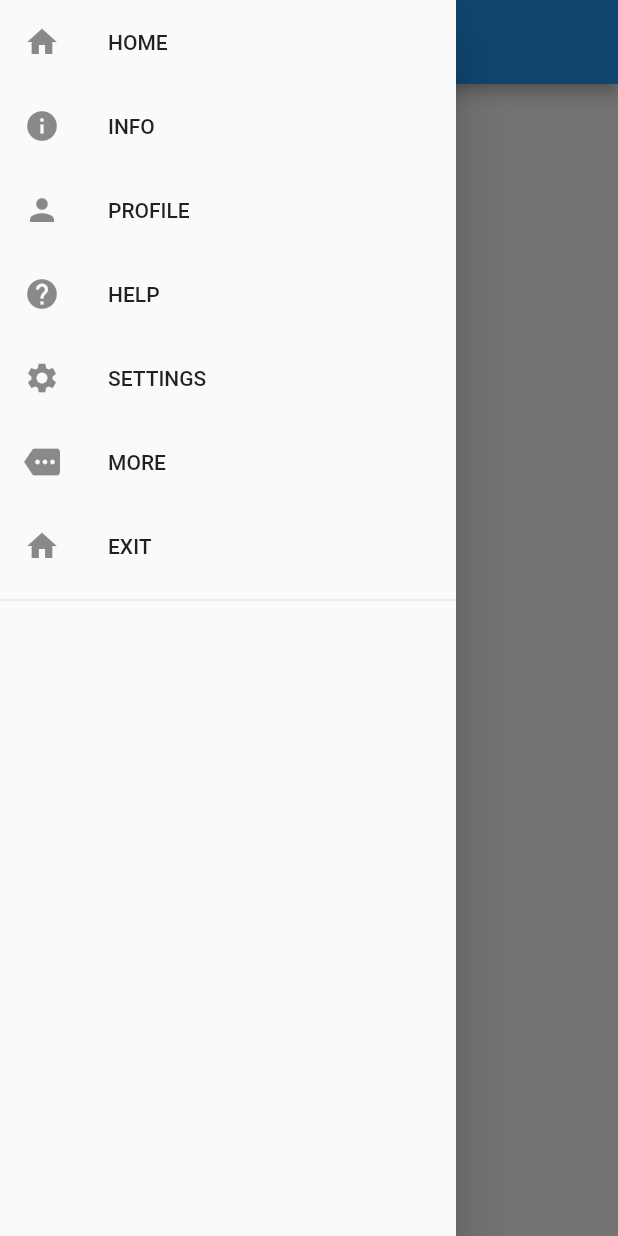
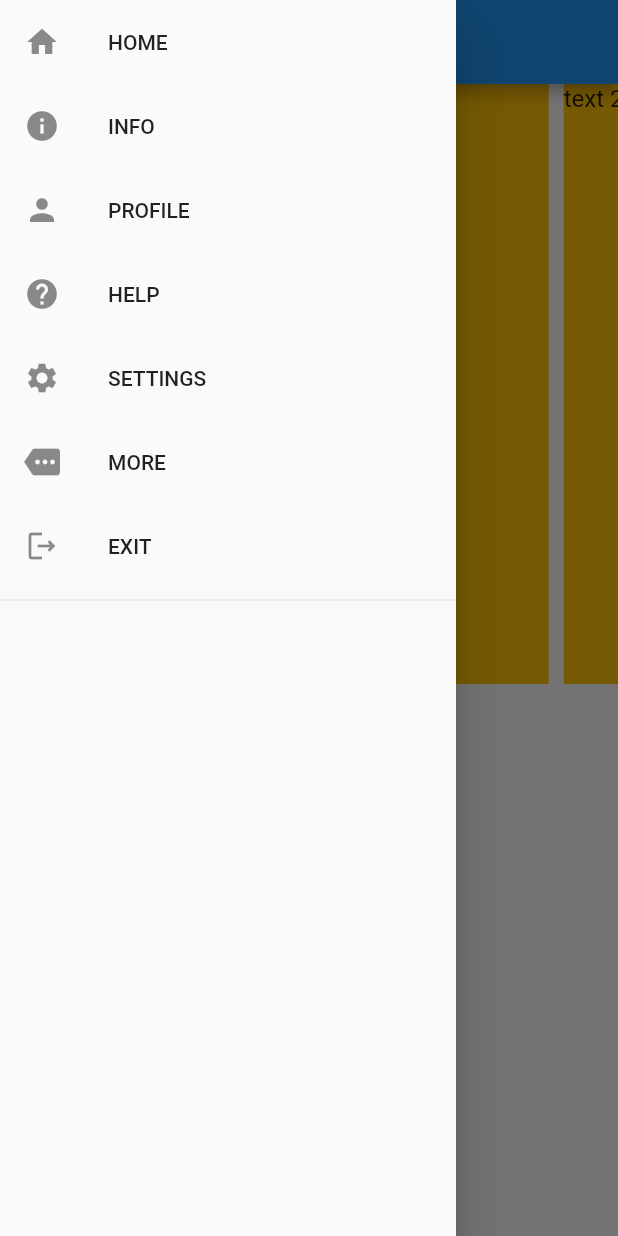
Before and after one commit to Nirajan1/Ecommerce, a Flutter app: the MyHomeView screen opened directly, with the side drawer open, on a phone screen of 412 x 824 dp. Run offline on Flutter 3.47's test engine with Material 2 defaults, Android fonts, the phone set to English and light mode, and no system bars; drawn by our look-alikes of carousel_slider; our stand-ins replace get, lottie.

Commit message:
login page modified

```diff
--- a/lib/view/home.dart
+++ b/lib/view/home.dart
@@ -1,5 +1,6 @@
 import 'package:ecommerce/widget/customedrawe.dart';
 import 'package:flutter/material.dart';
+import 'package:carousel_slider/carousel_slider.dart';
 
 class MyHomeView extends StatelessWidget {
   const MyHomeView({super.key});
@@ -12,6 +13,33 @@ class MyHomeView extends StatelessWidget {
         appBar: AppBar(
           title: const Text('Home Page'),
         ),
+        body: SingleChildScrollView(
+          child: Column(
+            children: [
+              CarouselSlider(
+                options: CarouselOptions(
+                  height: 400.0,
+                  autoPlay: true,
+                  viewportFraction: 0.8,
+                ),
+                items: [1, 2, 3, 4, 5].map((i) {
+                  return Builder(
+                    builder: (BuildContext context) {
+                      return Container(
+                          width: MediaQuery.of(context).size.width,
+                          margin: const EdgeInsets.symmetric(horizontal: 5.0),
+                          decoration: const BoxDecoration(color: Colors.amber),
+                          child: Text(
+                            'text $i',
+                            style: const TextStyle(fontSize: 16.0),
+                          ));
+                    },
+                  );
+                }).toList(),
+              )
+            ],
+          ),
+        ),
       ),
     );
   }
--- a/lib/view/login.dart
+++ b/lib/view/login.dart
@@ -90,6 +90,10 @@ class _LoginViewState extends State<LoginView> {
                     Row(
                       children: [
                         Expanded(
+                          child: Container(
+                            decoration: BoxDecoration(
+                              borderRadius: BorderRadius.circular(12),
+                            ),
                             child: MaterialButton(
                               color: Colors.blueAccent,
                               textColor: Colors.white,
@@ -104,6 +108,7 @@ class _LoginViewState extends State<LoginView> {
                               ),
                             ),
                           ),
+                        ),
                       ],
                     ),
 
@@ -111,11 +116,16 @@ class _LoginViewState extends State<LoginView> {
                       height: 10.0,
                     ),
 
+                    Row(
+                      children: [
+                        const Text('Are you new?'),
                         InkWell(
                           onTap: () {
                             Get.to(() => const RegisterView());
                           },
-                      child: const Text('Are you new? Register here'),
+                          child: const Text(' Register here'),
+                        ),
+                      ],
                     ),
                     const SizedBox(
                       height: 10.0,
--- a/lib/widget/buttons.dart
+++ b/lib/widget/buttons.dart
@@ -12,6 +12,9 @@ class MyButton extends StatelessWidget {
         Expanded(
           child: Container(
             decoration: const BoxDecoration(
+              borderRadius: BorderRadius.all(
+                Radius.circular(12),
+              ),
               gradient: LinearGradient(
                 colors: [
                   AppColor.primaryColor,
--- a/lib/widget/customedrawe.dart
+++ b/lib/widget/customedrawe.dart
@@ -1,4 +1,6 @@
+import 'package:ecommerce/view/login.dart';
 import 'package:flutter/material.dart';
+import 'package:get/get.dart';
 
 class MyDrawerCustome extends StatelessWidget {
   const MyDrawerCustome({
@@ -9,36 +11,39 @@ class MyDrawerCustome extends StatelessWidget {
   Widget build(BuildContext context) {
     return Drawer(
       child: ListView(
-        children: const [
-          ListTile(
+        children: [
+          const ListTile(
             leading: Icon(Icons.home),
             title: Text('HOME'),
           ),
-          ListTile(
+          const ListTile(
             title: Text('INFO'),
             leading: Icon(Icons.info),
           ),
-          ListTile(
+          const ListTile(
             title: Text('PROFILE'),
             leading: Icon(Icons.person),
           ),
-          ListTile(
+          const ListTile(
             title: Text('HELP'),
             leading: Icon(Icons.help),
           ),
-          ListTile(
+          const ListTile(
             title: Text('SETTINGS'),
             leading: Icon(Icons.settings),
           ),
-          ListTile(
+          const ListTile(
             title: Text('MORE'),
             leading: Icon(Icons.more),
           ),
           ListTile(
-            title: Text('EXIT'),
-            leading: Icon(Icons.home),
+            onTap: () {
+              Get.offAll(() => const LoginView());
+            },
+            title: const Text('EXIT'),
+            leading: const Icon(Icons.logout_outlined),
           ),
-          Divider(),
+          const Divider(),
         ],
       ),
     );
--- a/pubspec.yaml
+++ b/pubspec.yaml
@@ -37,6 +37,7 @@ dependencies:
   cupertino_icons: ^1.0.2
   get: ^4.6.5
   lottie: ^1.4.3
+  carousel_slider: ^4.1.1
 
 dev_dependencies:
   flutter_test:
```
Also changed, not shown: pubspec.lock. Lines whose indentation alone changed are shown as unchanged.
